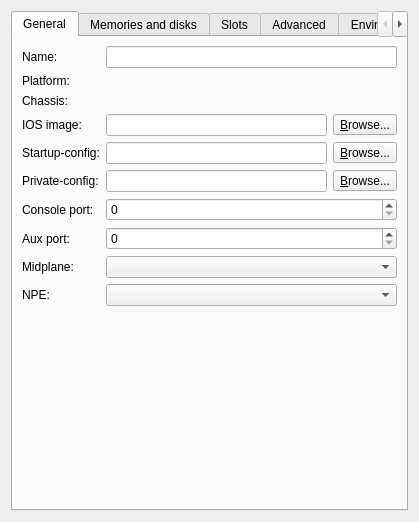
First picture: the form in gns3/modules/dynamips/ui/ios_router_configuration_page.ui, repository GNS3/gns3-gui, before the edit.
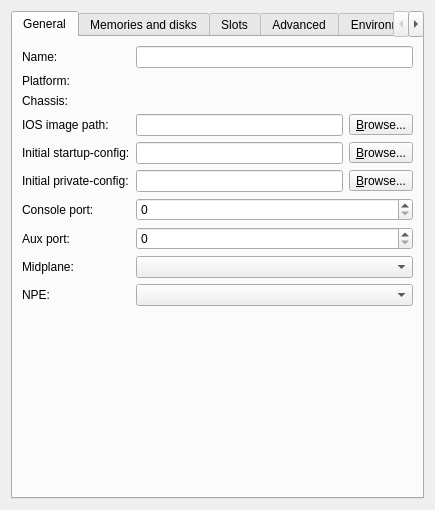
Second picture: the form after the edit.

Commit message: Refactor how to deal with initial base configs for IOS, IOU and VPCS.

Patch:
```diff
--- a/gns3/modules/dynamips/ui/ios_router_configuration_page.ui
+++ b/gns3/modules/dynamips/ui/ios_router_configuration_page.ui
@@ -6,8 +6,8 @@
    <rect>
     <x>0</x>
     <y>0</y>
-    <width>419</width>
-    <height>522</height>
+    <width>435</width>
+    <height>510</height>
    </rect>
   </property>
   <property name="windowTitle">
@@ -65,7 +65,7 @@
        <item row="3" column="0">
         <widget class="QLabel" name="uiIOSImageLabel">
          <property name="text">
-          <string>IOS image:</string>
+          <string>IOS image path:</string>
          </property>
         </widget>
        </item>
@@ -89,7 +89,7 @@
        <item row="4" column="0">
         <widget class="QLabel" name="uiStartupConfigLabel">
          <property name="text">
-          <string>Startup-config:</string>
+          <string>Initial startup-config:</string>
          </property>
         </widget>
        </item>
@@ -113,7 +113,7 @@
        <item row="5" column="0">
         <widget class="QLabel" name="uiPrivateConfigLabel">
          <property name="text">
-          <string>Private-config:</string>
+          <string>Initial private-config:</string>
          </property>
         </widget>
        </item>
```
The commit also changes 9 other files.
